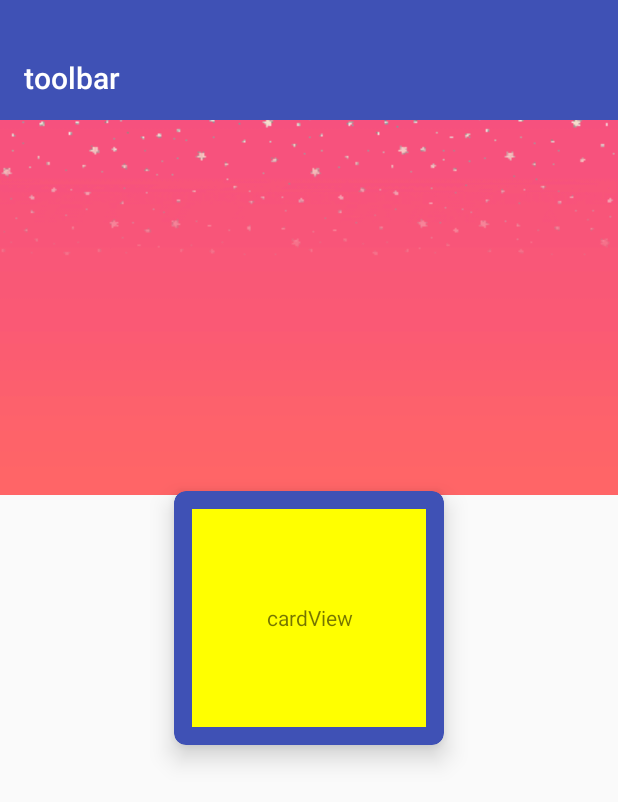
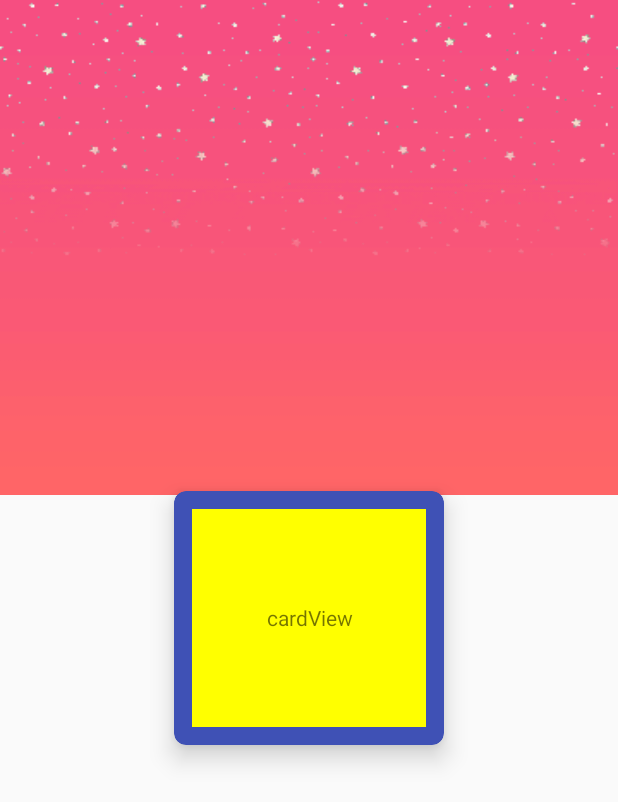
Before and after one commit to tianyalu/NeImmersive, an Android app: the screen it shows after launch (MainActivity), on a phone screen of 412 x 824 dp. Shown: the top 802 px of the screen. Run offline under Robolectric (Android 15) with nearby library versions, the phone set to English and light mode, and no system bars.

Commit message:
add comments

```diff
--- a/app/src/main/java/com/sty/ne/immersive/MainActivity.java
+++ b/app/src/main/java/com/sty/ne/immersive/MainActivity.java
@@ -17,13 +17,13 @@ public class MainActivity extends AppCompatActivity {
         super.onCreate(savedInstanceState);
         setContentView(R.layout.activity_main);
 
-        //状态栏透明 4.0
+        //状态栏透明 4.0及以上
 //        getWindow().addFlags(WindowManager.LayoutParams.FLAG_TRANSLUCENT_STATUS);
-        //底部导航栏透明 4.0
+        //底部导航栏透明 4.0及以上
 //        getWindow().addFlags(WindowManager.LayoutParams.FLAG_TRANSLUCENT_NAVIGATION);
 
-        immersive();
-        setHeightAndPadding(this, findViewById(R.id.toolbar));
+//        immersive();
+//        setHeightAndPadding(this, findViewById(R.id.toolbar));
     }
 
     private void immersive() {
@@ -32,6 +32,7 @@ public class MainActivity extends AppCompatActivity {
             return;
         }
 
+        //5.0及其以上
         if(Build.VERSION.SDK_INT >= Build.VERSION_CODES.LOLLIPOP) {
             Window window = getWindow();
             window.clearFlags(WindowManager.LayoutParams.FLAG_TRANSLUCENT_STATUS);
@@ -48,7 +49,7 @@ public class MainActivity extends AppCompatActivity {
             visibility |= View.SYSTEM_UI_FLAG_LAYOUT_STABLE;
 
             window.getDecorView().setSystemUiVisibility(visibility);
-        }else {
+        }else { //4.0
             getWindow().addFlags(WindowManager.LayoutParams.FLAG_TRANSLUCENT_STATUS);
         }
     }
--- a/app/src/main/res/layout/activity_main.xml
+++ b/app/src/main/res/layout/activity_main.xml
@@ -12,13 +12,13 @@
         android:layout_height="330dp"
         android:background="@drawable/ic_vip_header_bg" />
 
-    <android.support.v7.widget.Toolbar
-        android:id="@+id/toolbar"
-        android:layout_width="match_parent"
-        android:layout_height="56dp"
-        app:title="toolbar"
-        android:background="@color/colorPrimary"
-        android:theme="@style/ThemeOverlay.AppCompat.Dark.ActionBar"/>
+    <!--<android.support.v7.widget.Toolbar-->
+        <!--android:id="@+id/toolbar"-->
+        <!--android:layout_width="match_parent"-->
+        <!--android:layout_height="56dp"-->
+        <!--app:title="toolbar"-->
+        <!--android:background="@color/colorPrimary"-->
+        <!--android:theme="@style/ThemeOverlay.AppCompat.Dark.ActionBar"/>-->
 
 
     <!--app:cardBackgroundColor="@color/colorPrimary"--> <!-- 设置CardView背景色-->
--- a/app/src/main/res/values/styles.xml
+++ b/app/src/main/res/values/styles.xml
@@ -12,10 +12,10 @@
         <!--<item name="android:statusBarColor">@android:color/transparent</item>-->
 
         <!--沉浸式-->
-        <!--状态栏透明 4.0-->
-        <item name="android:windowTranslucentStatus">true</item>
-        <!--底部导航栏透明 4.0-->
-        <item name="android:windowTranslucentNavigation">true</item>
+        <!--状态栏透明 4.0及以上-->
+        <!--<item name="android:windowTranslucentStatus">true</item>-->
+        <!--底部导航栏透明 4.0及以上-->
+        <!--<item name="android:windowTranslucentNavigation">true</item>-->
     </style>
 
 </resources>
```
